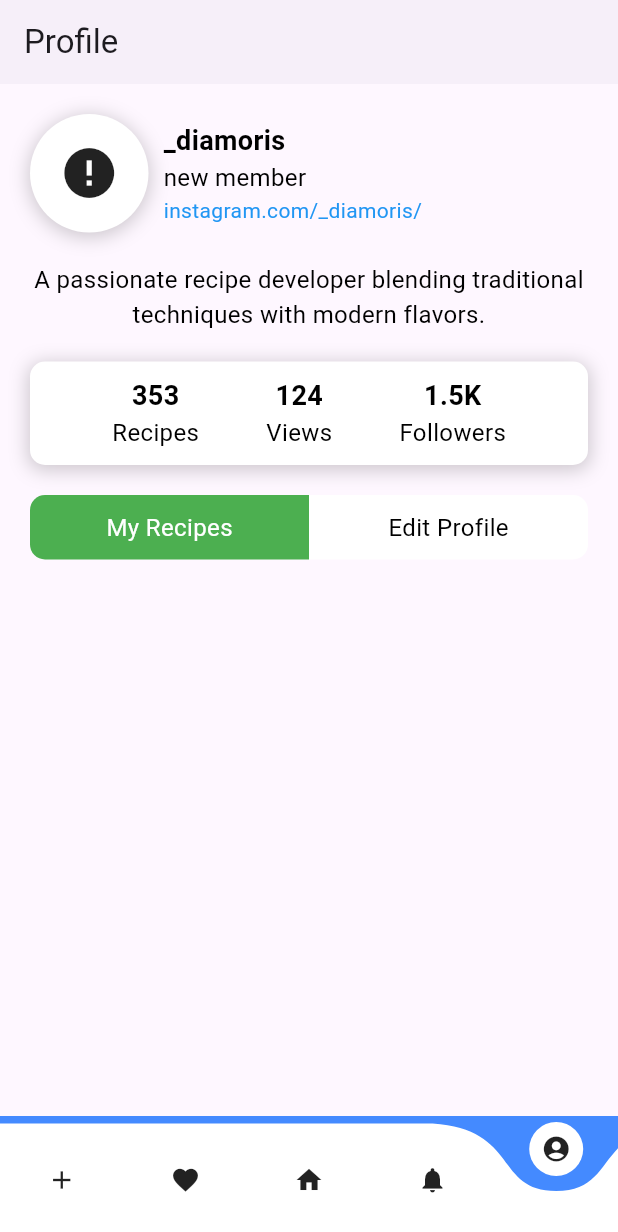
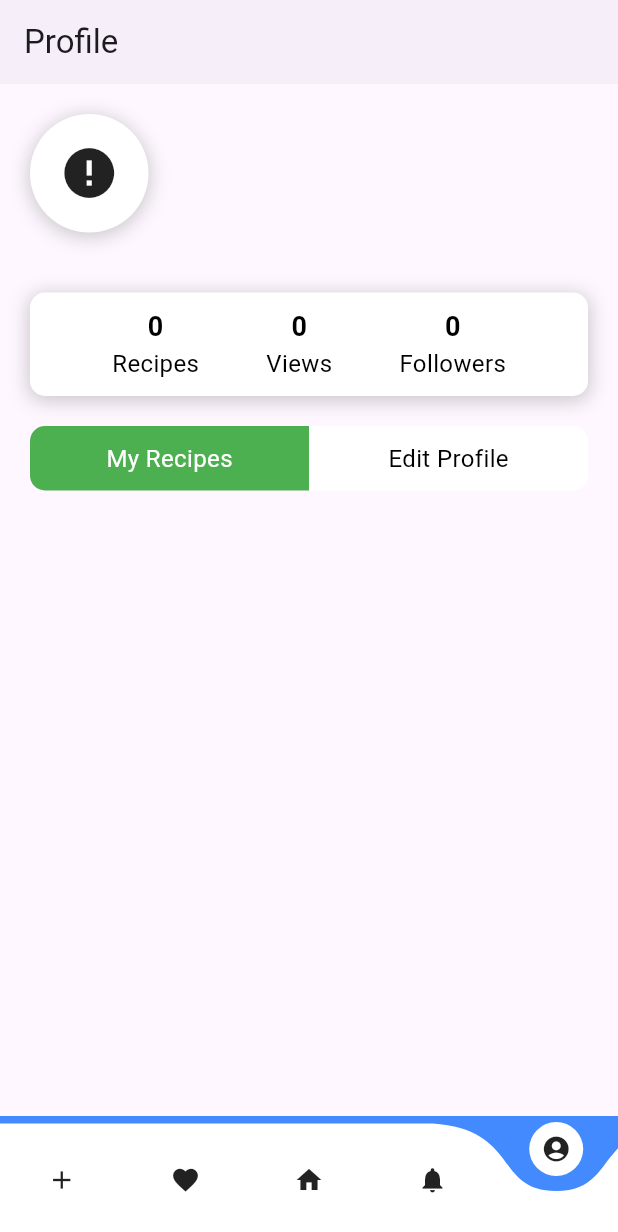
Before and after one commit to ahammamlho/recipe-app, a Flutter app: the screen it shows once a user with an empty profile is signed in, item 5 of the bottom bar chosen, on a phone screen of 412 x 824 dp. Shown: the top 1232 px of the screen. Run offline on Flutter 3.47's test engine with Material 3 defaults, Android fonts, the phone set to English and light mode, and no system bars; drawn by our look-alikes of cached_network_image, curved_navigation_bar; our stand-ins replace flutter_animate, flutter_dotenv, flutter_rating_stars, get, google_sign_in, sign_in_with_apple and 2 more; accounts and stored records are empty; network calls fail.

Commit message:
integrate supabase with profile screen

```diff
--- a/lib/dto/user_dto.dart
+++ b/lib/dto/user_dto.dart
@@ -1,40 +1,60 @@
 class UserDTO {
-  final String id;
+  final String uuid;
   final String fullName;
+  final String userName;
   final String email;
   final String avatarUrl;
   final String socialMediaUrl;
+  final String bio;
   final int score;
 
+  final int numberRecipes;
+  final int viewsProfile;
+  final int numberFollowers;
+  final String status;
+
   UserDTO({
-    required this.id,
+    required this.uuid,
     required this.fullName,
+    required this.userName,
     required this.email,
     required this.avatarUrl,
     required this.socialMediaUrl,
+    required this.bio,
     required this.score,
+    required this.numberFollowers,
+    required this.numberRecipes,
+    required this.viewsProfile,
+    required this.status,
   });
 
   factory UserDTO.fromJson(Map<String, dynamic> json) {
     return UserDTO(
-      id: json['id'],
-      fullName: json['fullName'],
+      uuid: json['uuid'],
+      fullName: json['full_name'],
+      userName: json['user_name'],
       email: json['email'],
       avatarUrl: json['avatar_url'],
-      socialMediaUrl: json['socialMediaUrl'],
+      socialMediaUrl: json['social_media_link'],
+      bio: json['bio'],
       score: json['score'],
+      numberFollowers: json['number_followers'],
+      numberRecipes: json['number_recipes'],
+      viewsProfile: json['views_profile'],
+      status: json['status'],
     );
   }
 
   // Method to convert a UserDTO to JSON
-  Map<String, dynamic> toJson() {
-    return {
-      'id': id,
-      'fullName': fullName,
-      'email': email,
-      'avatar_url': avatarUrl,
-      'socialMediaUrl': socialMediaUrl,
-      'score': score,
-    };
-  }
+  // Map<String, dynamic> toJson() {
+  //   return {
+  //     'uuid': uuid,
+  //     'fullName': fullName,
+  //     'email': email,
+  //     'avatar_url': avatarUrl,
+  //     'socialMediaUrl': socialMediaUrl,
+  //     'bio': bio,
+  //     'score': score,
+  //   };
+  // }
 }
--- a/lib/screens/profile_screen.dart
+++ b/lib/screens/profile_screen.dart
@@ -2,6 +2,8 @@ import 'package:cached_network_image/cached_network_image.dart';
 import 'package:flutter/material.dart';
 import 'package:get/get.dart';
 import 'package:recipe/const/app_styles.dart';
+import 'package:recipe/data/user_service.dart';
+import 'package:recipe/dto/user_dto.dart';
 import 'package:recipe/screens/edit_profile_screen.dart';
 
 class ProfileScreen extends StatefulWidget {
@@ -12,6 +14,38 @@ class ProfileScreen extends StatefulWidget {
 }
 
 class _ProfileScreenState extends State<ProfileScreen> {
+  final userService = UserService();
+  late UserDTO userData;
+  bool loading = true;
+
+  @override
+  void initState() {
+    super.initState();
+    getDataUser();
+  }
+
+  Future<void> getDataUser() async {
+    try {
+      UserDTO? data = await userService.getCurrentUserData();
+      if (data == null) {
+        setState(() {
+          loading = false;
+        });
+        return;
+      }
+      setState(() {
+        userData = data;
+        loading = false;
+      });
+    } catch (e) {
+      setState(() {
+        loading = false;
+      });
+      print("Error fetching user data: $e");
+      // Optionally show a SnackBar or an AlertDialog
+    }
+  }
+
   @override
   Widget build(BuildContext context) {
     double width = MediaQuery.of(context).size.width;
@@ -21,37 +55,39 @@ class _ProfileScreenState extends State<ProfileScreen> {
         title: const Text("Profile"),
         elevation: 1,
       ),
-      body: SingleChildScrollView(
+      body: !loading
+          ? SingleChildScrollView(
               child: Padding(
                 padding: const EdgeInsets.symmetric(horizontal: 20),
                 child: Column(
                   children: [
                     const SizedBox(height: 20),
-              _buildProfileHeader(),
+                    _buildProfileHeader(userData),
                     const SizedBox(height: 20),
-              _buildBioSection(),
+                    _buildBioSection(userData),
                     const SizedBox(height: 20),
-              _buildStatsSection(),
+                    _buildStatsSection(userData),
                     const SizedBox(height: 20),
                     _buildActionButtons(width),
                   ],
                 ),
               ),
-      ),
+            )
+          : const Center(child: CircularProgressIndicator()),
     );
   }
 
-  Widget _buildProfileHeader() {
+  Widget _buildProfileHeader(UserDTO user) {
     return Row(
       children: [
-        _buildProfilePicture(),
+        _buildProfilePicture(user),
         const SizedBox(width: 10),
-        _buildProfileInfo(),
+        _buildProfileInfo(user),
       ],
     );
   }
 
-  Widget _buildProfilePicture() {
+  Widget _buildProfilePicture(UserDTO user) {
     return Container(
       padding: const EdgeInsets.all(2),
       decoration: BoxDecoration(
@@ -71,8 +107,7 @@ class _ProfileScreenState extends State<ProfileScreen> {
       child: ClipRRect(
         borderRadius: BorderRadius.circular(100),
         child: CachedNetworkImage(
-          imageUrl:
-              "https://media.istockphoto.com/id/1352937979/photo/vegetable-storage.jpg?s=2048x2048&w=is&k=20&c=0nk02sPEhDEYwOWLHpELRCmTpbKBCYmQqwEIuLDfTS0=",
+          imageUrl: user.avatarUrl,
           width: 75,
           height: 75,
           fit: BoxFit.cover,
@@ -86,37 +121,41 @@ class _ProfileScreenState extends State<ProfileScreen> {
     );
   }
 
-  Widget _buildProfileInfo() {
-    return const Column(
+  Widget _buildProfileInfo(UserDTO user) {
+    return Column(
       crossAxisAlignment: CrossAxisAlignment.start,
       children: [
         Text(
-          "_diamoris",
+          user.userName,
           style: AppTextStyles.heading2,
         ),
         Text(
-          "new member",
+          user.status,
           style: AppTextStyles.body,
         ),
-        Text(
-          "instagram.com/_diamoris/",
-          style: TextStyle(
+        user.socialMediaUrl != ""
+            ? Text(
+                user.socialMediaUrl,
+                style: const TextStyle(
                   color: Colors.blue,
                 ),
-        ),
+              )
+            : const SizedBox(),
       ],
     );
   }
 
-  Widget _buildBioSection() {
-    return const Text(
-      "A passionate recipe developer blending traditional techniques with modern flavors.",
+  Widget _buildBioSection(UserDTO user) {
+    return user.bio != ""
+        ? Text(
+            user.bio,
             style: AppTextStyles.body,
             textAlign: TextAlign.center,
-    );
+          )
+        : Container();
   }
 
-  Widget _buildStatsSection() {
+  Widget _buildStatsSection(UserDTO user) {
     return Container(
       padding: const EdgeInsets.all(10),
       decoration: BoxDecoration(
@@ -134,20 +173,20 @@ class _ProfileScreenState extends State<ProfileScreen> {
       child: Row(
         mainAxisAlignment: MainAxisAlignment.spaceEvenly,
         children: [
-          _buildStatItem("353", "Recipes"),
-          _buildStatItem("124", "Views"),
-          _buildStatItem("1.5K", "Followers"),
+          _buildStatItem(user.numberRecipes, "Recipes"),
+          _buildStatItem(user.viewsProfile, "Views"),
+          _buildStatItem(user.numberFollowers, "Followers"),
         ],
       ),
     );
   }
 
-  Widget _buildStatItem(String value, String label) {
+  Widget _buildStatItem(int value, String label) {
     return Column(
       crossAxisAlignment: CrossAxisAlignment.center,
       children: [
         Text(
-          value,
+          "$value",
           style: AppTextStyles.heading2,
         ),
         Text(
@@ -158,31 +197,30 @@ class _ProfileScreenState extends State<ProfileScreen> {
     );
   }
 
-  Widget _buildActionButtons(double width) {
+  Widget _buildActionButtons(
+    double width,
+  ) {
     return Row(
       children: [
+        _buildActionButton(width * 0.5 - 20, "My Recipes", AppColors.button,
+            Colors.white, () {}),
         _buildActionButton(
-          width * 0.5 - 20,
-          "My Recipes",
-          AppColors.button,
-          Colors.white,
-        ),
-        _buildActionButton(
-          width * 0.5 - 20,
-          "Edit Profile",
-          Colors.white,
-          Colors.black,
-        ),
+            width * 0.5 - 20, "Edit Profile", Colors.white, Colors.black, () {
+          Get.to(() => const EditProfileScreen());
+        }),
       ],
     );
   }
 
   Widget _buildActionButton(
-      double width, String label, Color backgroundColor, Color textColor) {
+    double width,
+    String label,
+    Color backgroundColor,
+    Color textColor,
+    VoidCallback onTap,
+  ) {
     return GestureDetector(
-      onTap: () {
-        Get.to(() => const EditProfileScreen());
-      },
+      onTap: onTap,
       child: Container(
         width: width,
         padding: const EdgeInsets.all(10),
```
Also changed, not shown: lib/auth/auth_service.dart (+20 -10 lines), lib/data/user_service.dart (added, +34 -0 lines), 1 other file. Lines whose indentation alone changed are shown as unchanged.
